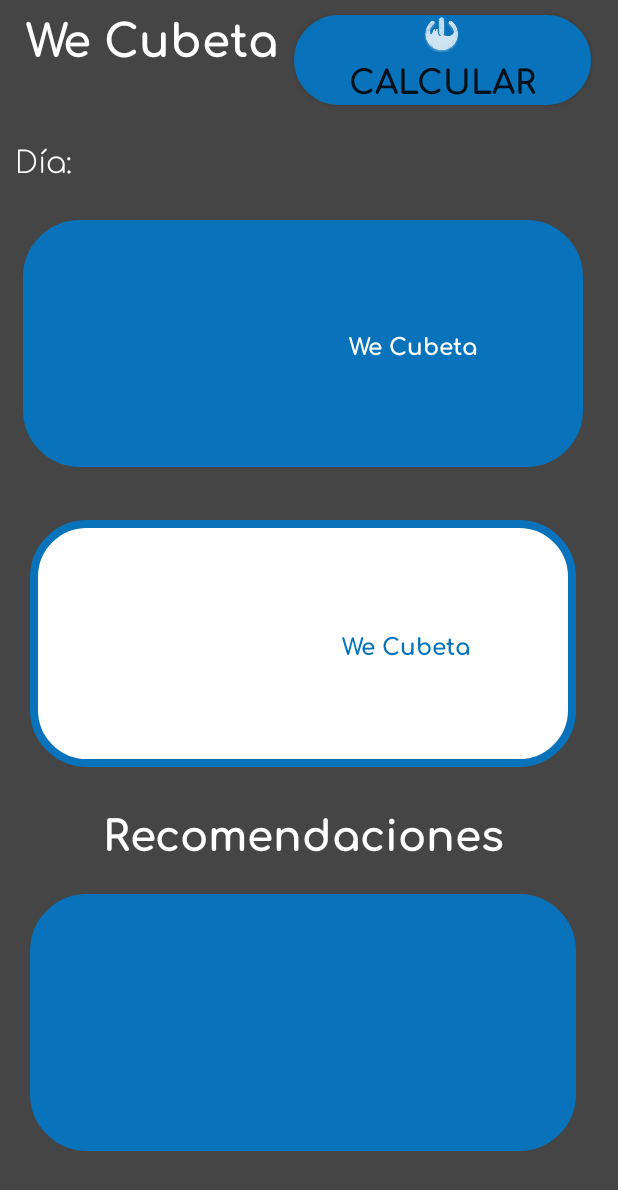
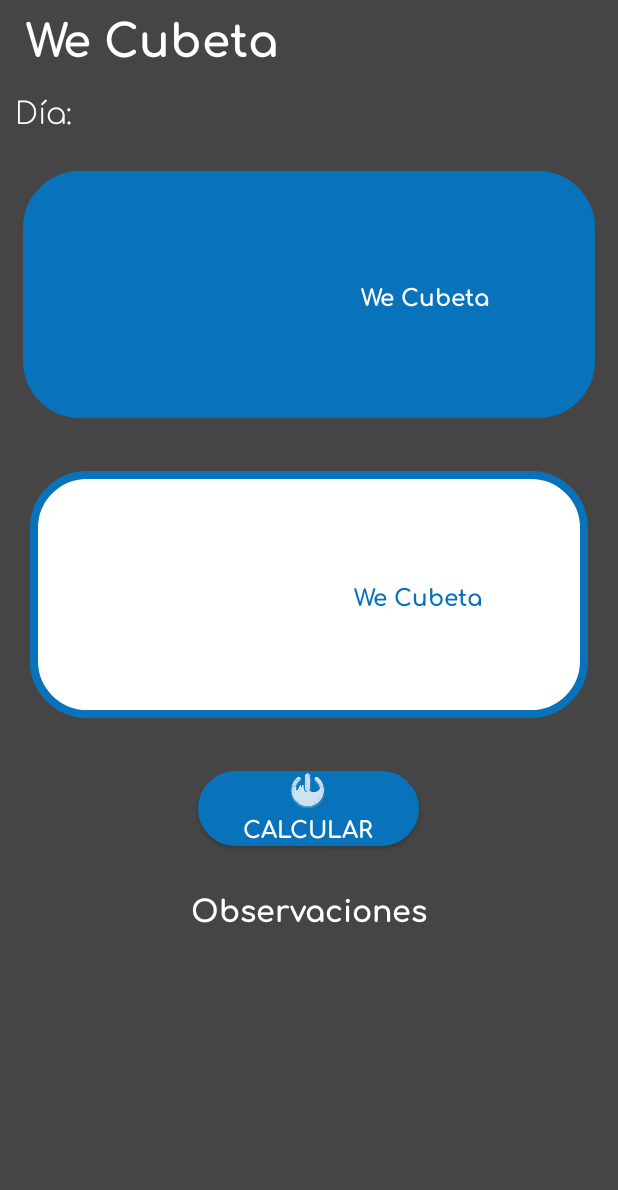
Before and after one commit to RaulHdzDev/WeAppb, an Android app: the Wecubeta screen opened directly, with no data from a screen before it, on a phone screen of 412 x 824 dp. Shown: the top 1190 px of the screen. Run offline under Robolectric (Android 15) with nearby library versions, the phone set to English and light mode, and no system bars.

Commit message:
Cambio wecubeta 2

```diff
--- a/app/src/main/res/layout/activity_wecubeta.xml
+++ b/app/src/main/res/layout/activity_wecubeta.xml
@@ -10,7 +10,7 @@
 
     <LinearLayout
         android:layout_height="wrap_content"
-        android:layout_width="wrap_content"
+        android:layout_width="match_parent"
         android:orientation="vertical"
         android:layout_below="@+id/imagen"
         android:layout_margin="0dp"
@@ -31,17 +31,7 @@
                 android:textColorHint="#fff"
                 android:textSize="30dp" />
 
-            <Button
-                android:layout_width="match_parent"
-                android:layout_height="wrap_content"
-                android:layout_margin="10dp"
-                android:background="@drawable/fondoazul"
-                android:drawableTop="@drawable/botonlogo"
-                android:fontFamily="@font/comfortaa_bold"
-                android:text="Calcular"
-                android:textAlignment="center"
-                android:textSize="22dp"
-                />
+
 
         </LinearLayout>
 
@@ -79,29 +69,32 @@
                 android:layout_margin="20dp"
                 />
 
-            <TextView
-                android:layout_width="wrap_content"
-                android:layout_height="wrap_content"
-                android:layout_marginHorizontal="20dp"
-                android:hint="      Recomendaciones      "
-                android:textSize="28dp"
-                android:textAlignment="center"
-                android:textColorHint="#fff"
-                android:fontFamily="@font/comfortaa_bold"
-                />
+        <Button
+            android:id="@+id/btnRegistrar"
+            android:layout_width="wrap_content"
+            android:layout_height="wrap_content"
+            android:layout_gravity="center"
+            android:layout_margin="15dp"
+            android:background="@drawable/fondoazul"
+            android:fontFamily="@font/comfortaa_bold"
+            android:paddingLeft="30dp"
+            android:paddingRight="30dp"
+            android:drawableTop="@drawable/botonlogo"
+            android:text="Calcular"
+            android:textColor="#fff"
+            android:textSize="15dp" />
+        <TextView
+            android:layout_marginTop="10dp"
+            android:layout_width="match_parent"
+            android:layout_height="wrap_content"
+            android:text="Observaciones"
+            android:textSize="20dp"
+            android:fontFamily="@font/comfortaa_bold"
+            android:textAlignment="center"
+            android:textColor="#fff"
+            />
 
 
-   <TextView
-            android:layout_width="match_parent"
-            android:layout_height="match_parent"
-            android:textSize="20dp"
-            android:background="@drawable/fondoazul"
-            android:fontFamily="@font/comfortaa_bold"
-            android:textColor="#fff"
-            android:padding="70dp"
-
-            android:layout_margin="20dp"
-       />
         </LinearLayout>
 
 
```
